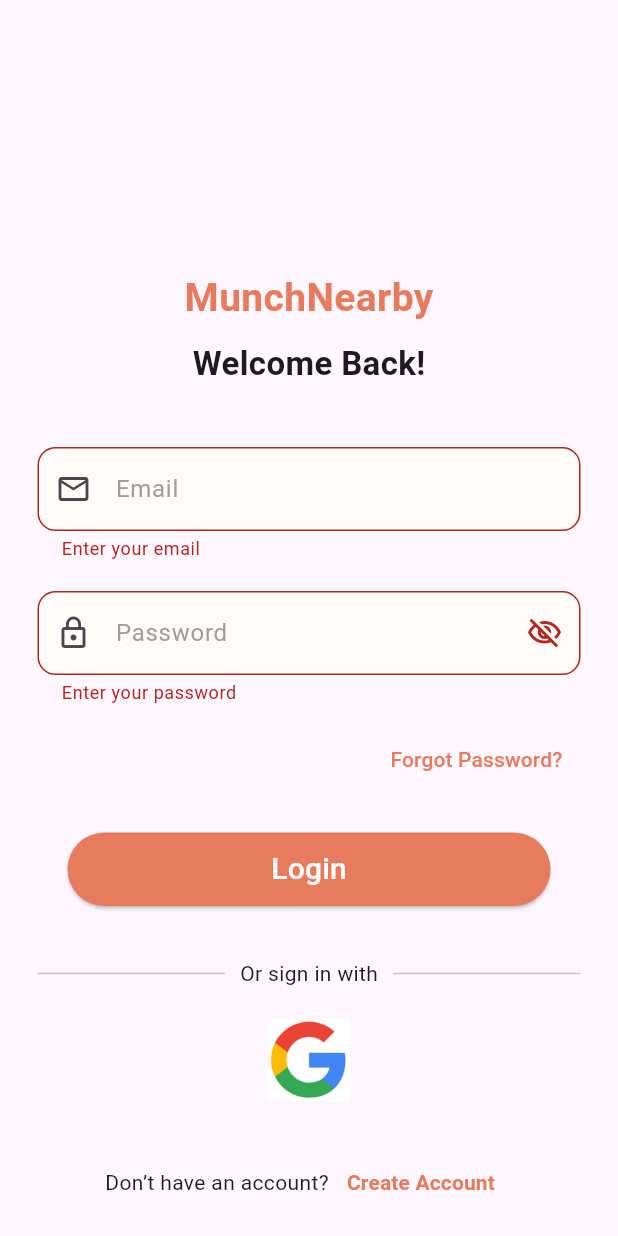
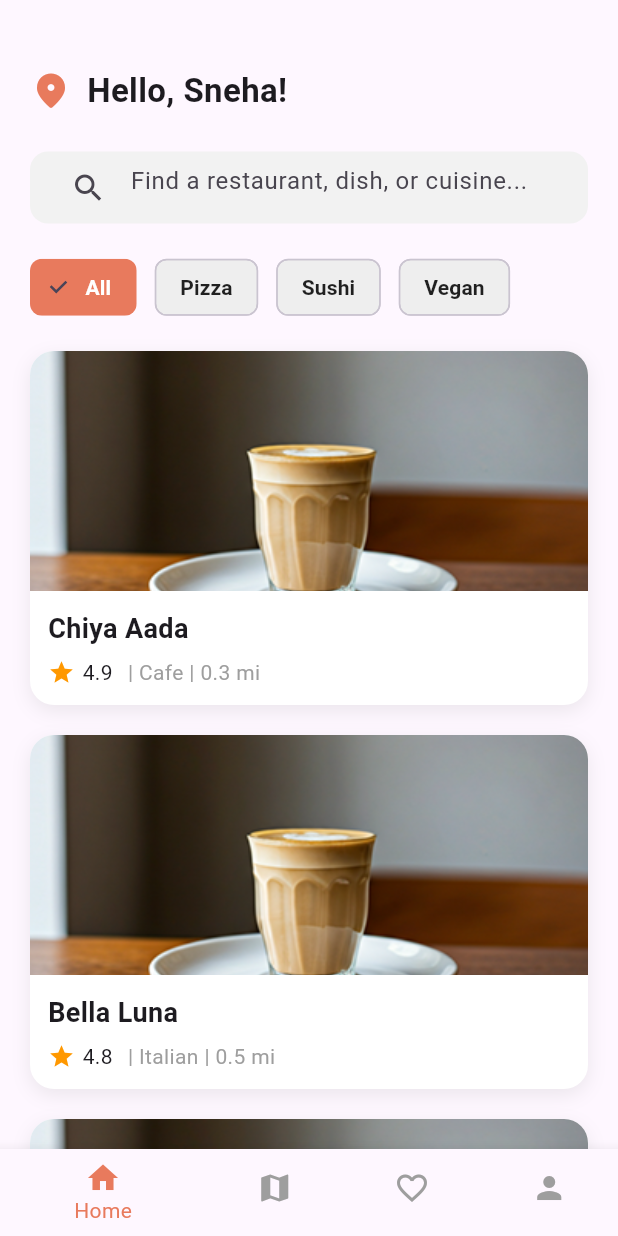
Before and after one commit to SnehaMdhr/munch_nearby, a Flutter app: the LoginScreen screen opened directly, after a tap on "Login", on a phone screen of 412 x 824 dp. Run offline on Flutter 3.47's test engine with Material 3 defaults, Android fonts, the phone set to English and light mode, and no system bars.

Commit message:
home screen completed

```diff
--- /dev/null
+++ b/lib/screens/home_screen.dart
@@ -0,0 +1,220 @@
+import 'package:flutter/material.dart';
+
+class HomeScreen extends StatefulWidget {
+  const HomeScreen({super.key});
+
+  @override
+  State<HomeScreen> createState() => _HomeScreenState();
+}
+
+class _HomeScreenState extends State<HomeScreen> {
+  int selectedCategory = 0;
+
+  final List<String> categories = ["All", "Pizza", "Sushi", "Vegan"];
+
+  @override
+  Widget build(BuildContext context) {
+    return Scaffold(
+      bottomNavigationBar: _buildBottomNav(),
+
+      body: SingleChildScrollView(
+        child: Padding(
+          padding: const EdgeInsets.symmetric(horizontal: 20, vertical: 45),
+          child: Column(
+            crossAxisAlignment: CrossAxisAlignment.start,
+            children: [
+
+              // Greeting
+              Row(
+                children: const [
+                  Icon(Icons.location_on_rounded,
+                      color: Color(0xFFE87A5D), size: 28),
+                  SizedBox(width: 10),
+                  Text(
+                    "Hello, Sneha!",
+                    style: TextStyle(
+                      fontSize: 22,
+                      fontWeight: FontWeight.bold,
+                    ),
+                  ),
+                ],
+              ),
+
+              const SizedBox(height: 25),
+
+              // Search Bar
+              Container(
+                padding: const EdgeInsets.symmetric(horizontal: 15),
+                decoration: BoxDecoration(
+                  color: const Color(0xFFF2F2F2),
+                  borderRadius: BorderRadius.circular(12),
+                ),
+                child: const TextField(
+                  decoration: InputDecoration(
+                    border: InputBorder.none,
+                    hintText: "Find a restaurant, dish, or cuisine...",
+                    prefixIcon: Icon(Icons.search),
+                  ),
+                ),
+              ),
+
+              const SizedBox(height: 20),
+
+              // Category Chips
+              SizedBox(
+                height: 45,
+                child: ListView.builder(
+                  scrollDirection: Axis.horizontal,
+                  itemCount: categories.length,
+                  itemBuilder: (context, index) {
+                    bool isSelected = selectedCategory == index;
+                    return Padding(
+                      padding: const EdgeInsets.only(right: 12),
+                      child: ChoiceChip(
+                        label: Text(categories[index]),
+                        selected: isSelected,
+                        selectedColor: const Color(0xFFE87A5D),
+                        backgroundColor: Colors.grey[200],
+                        labelStyle: TextStyle(
+                          color: isSelected ? Colors.white : Colors.black87,
+                          fontWeight: FontWeight.bold,
+                        ),
+                        onSelected: (_) {
+                          setState(() {
+                            selectedCategory = index;
+                          });
+                        },
+                      ),
+                    );
+                  },
+                ),
+              ),
+
+              const SizedBox(height: 20),
+
+              // Restaurant Cards
+              _buildRestaurantCard(
+                image: "assets/images/chiya.png",
+                name: "Chiya Aada",
+                rating: 4.9,
+                type: "Cafe",
+                distance: "0.3 mi",
+              ),
+
+              const SizedBox(height: 20),
+
+              _buildRestaurantCard(
+                image: "assets/images/chiya.png",
+                name: "Bella Luna",
+                rating: 4.8,
+                type: "Italian",
+                distance: "0.5 mi",
+              ),
+
+              const SizedBox(height: 20),
+
+              _buildRestaurantCard(
+                image: "assets/images/chiya.png",
+                name: "Bella Luna",
+                rating: 4.8,
+                type: "Italian",
+                distance: "0.5 mi",
+              ),
+            ],
+          ),
+        ),
+      ),
+    );
+  }
+
+  // Restaurant Card Widget
+  Widget _buildRestaurantCard({
+    required String image,
+    required String name,
+    required double rating,
+    required String type,
+    required String distance,
+  }) {
+    return Container(
+      decoration: BoxDecoration(
+        color: Colors.white,
+        borderRadius: BorderRadius.circular(16),
+        boxShadow: [
+          BoxShadow(
+            color: Colors.grey.withOpacity(0.2),
+            blurRadius: 10,
+            offset: const Offset(0, 4),
+          ),
+        ],
+      ),
+
+      child: Column(
+        crossAxisAlignment: CrossAxisAlignment.start,
+        children: [
+
+          /// FIXED → Use Image.asset for local images
+          ClipRRect(
+            borderRadius: const BorderRadius.only(
+              topLeft: Radius.circular(16),
+              topRight: Radius.circular(16),
+            ),
+            child: Image.asset(
+              image,
+              height: 160,
+              width: double.infinity,
+              fit: BoxFit.cover,
+            ),
+          ),
+
+          Padding(
+            padding: const EdgeInsets.all(12),
+            child: Column(
+              crossAxisAlignment: CrossAxisAlignment.start,
+              children: [
+
+                Text(
+                  name,
+                  style: const TextStyle(
+                    fontSize: 18,
+                    fontWeight: FontWeight.w600,
+                  ),
+                ),
+
+                const SizedBox(height: 6),
+
+                Row(
+                  children: [
+                    const Icon(Icons.star, color: Colors.orange, size: 18),
+                    const SizedBox(width: 5),
+                    Text("$rating"),
+                    const SizedBox(width: 10),
+                    Text(
+                      "| $type | $distance",
+                      style: const TextStyle(color: Colors.grey),
+                    ),
+                  ],
+                ),
+              ],
+            ),
+          ),
+        ],
+      ),
+    );
+  }
+
+  // Bottom Navigation Bar
+  Widget _buildBottomNav() {
+    return BottomNavigationBar(
+      selectedItemColor: const Color(0xFFE87A5D),
+      unselectedItemColor: Colors.grey,
+      currentIndex: 0,
+      onTap: (index) {},
+      items: const [
+        BottomNavigationBarItem(icon: Icon(Icons.home), label: "Home"),
+        BottomNavigationBarItem(icon: Icon(Icons.map), label: "Map"),
+        BottomNavigationBarItem(icon: Icon(Icons.favorite_border), label: "Favorites"),
+        BottomNavigationBarItem(icon: Icon(Icons.person), label: "Profile"),
+      ],
+    );
+  }
+}
--- a/lib/screens/login_screen.dart
+++ b/lib/screens/login_screen.dart
@@ -1,5 +1,6 @@
 import 'package:flutter/material.dart';
 import 'package:munch_nearby/screens/forget_password_screen.dart';
+import 'package:munch_nearby/screens/home_screen.dart';
 import 'package:munch_nearby/screens/register_screen.dart';
 
 import '../widgets/my_button.dart';
@@ -105,11 +106,17 @@ class _LoginScreenState extends State<LoginScreen> {
 
                 MyButton(
                   text: "Login",
-                  onPressed: () {
+                  onPressed: (
+
+                      ) {
                     if (_formKey.currentState!.validate()) {
                       print("Email: ${emailController.text}");
                       print("Password: ${passwordController.text}");
                     }
+                    Navigator.push(
+                      context,
+                      MaterialPageRoute(builder: (context) => HomeScreen()),
+                    );
                   },
                 ),
 
```
Also changed, not shown: assets/images/chiya.png (added).
